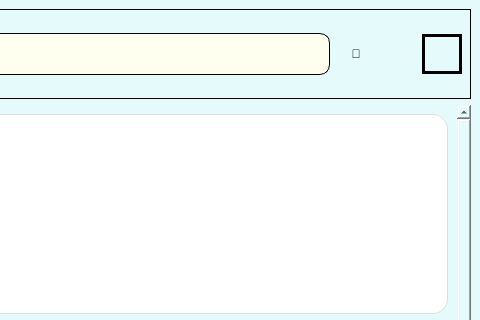
The window that MAIN PROJECT/BACKENDWORK/menuPage.ui (dhqkhanh2430/ScrollTravel-PROJECT) describes before a commit, drawn with Qt 5; both pictures show x 467 to 947 and y 0 to 320 of the 947 by 600 pixel window.
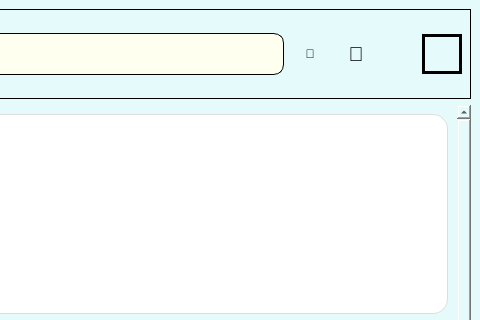
The same window after the commit. Icons and pictures are not drawn.

Diff of the .ui file:
```diff
--- a/MAIN PROJECT/BACKENDWORK/menuPage.ui
+++ b/MAIN PROJECT/BACKENDWORK/menuPage.ui
@@ -117,6 +117,37 @@
          </property>
         </widget>
        </item>
+       <item>
+        <widget class="QPushButton" name="refreshBtn">
+         <property name="minimumSize">
+          <size>
+           <width>40</width>
+           <height>40</height>
+          </size>
+         </property>
+         <property name="maximumSize">
+          <size>
+           <width>40</width>
+           <height>40</height>
+          </size>
+         </property>
+         <property name="styleSheet">
+          <string notr="true">QPushButton#refreshBtn{
+	border: 1px solid transparent;
+	font-size: 20px;
+}
+
+QPushButton#refreshBtn:hover {
+    border: 1px solid #00aaff;
+    background-color: #f0f0f0;
+    border-radius: 5px;
+}</string>
+         </property>
+         <property name="text">
+          <string>🔄</string>
+         </property>
+        </widget>
+       </item>
        <item>
         <spacer name="horizontalSpacer">
          <property name="orientation">
```
